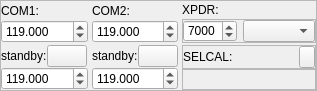
Above: src/blackgui/components/cockpitcomcomponent.ui from swift-project/pilotclient before the change. Below: the same form after it.
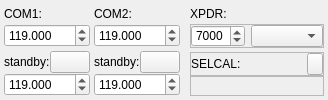
That is the form after the change. Icons and pictures are not drawn. Custom widgets are drawn as their Qt base class.

Commit message: Cockpit UI finetuning

The edit to the form file:
```diff
--- a/src/blackgui/components/cockpitcomcomponent.ui
+++ b/src/blackgui/components/cockpitcomcomponent.ui
@@ -2,147 +2,52 @@
 <ui version="4.0">
  <class>CCockpitMainComponent</class>
  <widget class="QFrame" name="CCockpitMainComponent">
-  <property name="geometry">
-   <rect>
-    <x>0</x>
-    <y>0</y>
-    <width>317</width>
-    <height>91</height>
-   </rect>
-  </property>
   <property name="windowTitle">
    <string>Cockpit COM</string>
   </property>
+  <property name="lineWidth">
+   <number>0</number>
+  </property>
+  <layout class="QHBoxLayout" name="hl_Cockpit" stretch="1,2">
+   <property name="leftMargin">
+    <number>2</number>
+   </property>
+   <property name="topMargin">
+    <number>2</number>
+   </property>
+   <property name="rightMargin">
+    <number>2</number>
+   </property>
+   <property name="bottomMargin">
+    <number>2</number>
+   </property>
+   <item>
+    <widget class="QFrame" name="fr_Com">
   <property name="frameShape">
-   <enum>QFrame::StyledPanel</enum>
+      <enum>QFrame::NoFrame</enum>
   </property>
   <property name="frameShadow">
-   <enum>QFrame::Raised</enum>
-  </property>
-  <layout class="QVBoxLayout" name="vl_CockpitMainCockpit">
+      <enum>QFrame::Plain</enum>
+     </property>
+     <property name="lineWidth">
+      <number>0</number>
+     </property>
+     <layout class="QGridLayout" name="gl_Com">
+      <property name="leftMargin">
+       <number>2</number>
+      </property>
+      <property name="topMargin">
+       <number>2</number>
+      </property>
+      <property name="rightMargin">
+       <number>2</number>
+      </property>
+      <property name="bottomMargin">
+       <number>2</number>
+      </property>
    <property name="spacing">
-    <number>0</number>
-   </property>
-   <property name="leftMargin">
-    <number>0</number>
-   </property>
-   <property name="topMargin">
-    <number>0</number>
-   </property>
-   <property name="rightMargin">
-    <number>0</number>
-   </property>
-   <property name="bottomMargin">
-    <number>0</number>
-   </property>
-   <item>
-    <layout class="QGridLayout" name="gl_ComPanel">
-     <property name="sizeConstraint">
-      <enum>QLayout::SetDefaultConstraint</enum>
-     </property>
-     <property name="horizontalSpacing">
       <number>4</number>
      </property>
-     <property name="verticalSpacing">
-      <number>2</number>
-     </property>
-     <item row="2" column="2">
-      <widget class="QWidget" name="qw_ComPanelSelcal" native="true">
-       <layout class="QGridLayout" name="gl_ComPanelSelect">
-        <property name="leftMargin">
-         <number>0</number>
-        </property>
-        <property name="topMargin">
-         <number>0</number>
-        </property>
-        <property name="rightMargin">
-         <number>0</number>
-        </property>
-        <property name="bottomMargin">
-         <number>0</number>
-        </property>
-        <property name="verticalSpacing">
-         <number>0</number>
-        </property>
-        <item row="1" column="0" colspan="2">
-         <widget class="BlackGui::Components::CSelcalCodeSelector" name="frp_ComPanelSelcalBottom">
-          <property name="frameShape">
-           <enum>QFrame::StyledPanel</enum>
-          </property>
-          <property name="frameShadow">
-           <enum>QFrame::Raised</enum>
-          </property>
-         </widget>
-        </item>
-        <item row="0" column="0" colspan="2">
-         <widget class="QFrame" name="fr_ComPanelSelcalTop">
-          <property name="frameShape">
-           <enum>QFrame::StyledPanel</enum>
-          </property>
-          <property name="frameShadow">
-           <enum>QFrame::Raised</enum>
-          </property>
-          <layout class="QHBoxLayout" name="hl_ComPanelSelcalTop">
-           <property name="spacing">
-            <number>0</number>
-           </property>
-           <property name="leftMargin">
-            <number>0</number>
-           </property>
-           <property name="topMargin">
-            <number>0</number>
-           </property>
-           <property name="rightMargin">
-            <number>0</number>
-           </property>
-           <property name="bottomMargin">
-            <number>0</number>
-           </property>
-           <item>
-            <widget class="QLabel" name="lbl_ComSelcalSelcal">
-             <property name="sizePolicy">
-              <sizepolicy hsizetype="Maximum" vsizetype="Preferred">
-               <horstretch>0</horstretch>
-               <verstretch>0</verstretch>
-              </sizepolicy>
-             </property>
-             <property name="text">
-              <string>SELCAL:</string>
-             </property>
-            </widget>
-           </item>
-           <item alignment="Qt::AlignRight">
-            <widget class="QPushButton" name="pb_ComPanelSelcalTest">
-             <property name="sizePolicy">
-              <sizepolicy hsizetype="Maximum" vsizetype="Maximum">
-               <horstretch>0</horstretch>
-               <verstretch>0</verstretch>
-              </sizepolicy>
-             </property>
-             <property name="maximumSize">
-              <size>
-               <width>16</width>
-               <height>16777215</height>
-              </size>
-             </property>
-             <property name="toolTip">
-              <string>test SELCAL</string>
-             </property>
-             <property name="text">
-              <string/>
-             </property>
-             <property name="icon">
-              <iconset resource="../../blackmisc/blackmisc.qrc">
-               <normaloff>:/diagona/icons/diagona/icons/speaker-volume.png</normaloff>:/diagona/icons/diagona/icons/speaker-volume.png</iconset>
-             </property>
-            </widget>
-           </item>
-          </layout>
-         </widget>
-        </item>
-       </layout>
-      </widget>
-     </item>
      <item row="0" column="1">
       <widget class="QWidget" name="qw_ComPanelCom2Active" native="true">
        <layout class="QGridLayout" name="gl_ComPanelCom2Active">
@@ -179,24 +84,6 @@
         </item>
         <item row="1" column="0" colspan="2">
          <widget class="QDoubleSpinBox" name="ds_ComPanelCom2Active">
-          <property name="sizePolicy">
-           <sizepolicy hsizetype="Preferred" vsizetype="Maximum">
-            <horstretch>0</horstretch>
-            <verstretch>0</verstretch>
-           </sizepolicy>
-          </property>
-          <property name="minimumSize">
-           <size>
-            <width>0</width>
-            <height>0</height>
-           </size>
-          </property>
-          <property name="maximumSize">
-           <size>
-            <width>16777215</width>
-            <height>16777215</height>
-           </size>
-          </property>
           <property name="decimals">
            <number>3</number>
           </property>
@@ -220,7 +107,7 @@
        </layout>
       </widget>
      </item>
-     <item row="2" column="0">
+      <item row="1" column="0">
       <widget class="QWidget" name="qw_ComPanelCom1Standby" native="true">
        <layout class="QGridLayout" name="gl_ComPanelCom1Standby">
         <property name="leftMargin">
@@ -240,12 +127,6 @@
         </property>
         <item row="0" column="0">
          <widget class="QLabel" name="lbl_ComPanelCom1Standby">
-          <property name="sizePolicy">
-           <sizepolicy hsizetype="Preferred" vsizetype="Preferred">
-            <horstretch>0</horstretch>
-            <verstretch>0</verstretch>
-           </sizepolicy>
-          </property>
           <property name="text">
            <string>standby:</string>
           </property>
@@ -287,7 +168,66 @@
        </layout>
       </widget>
      </item>
-     <item row="2" column="1">
+      <item row="0" column="0">
+       <widget class="QWidget" name="qw_ComPanelCom1Active" native="true">
+        <layout class="QGridLayout" name="gl_ComPanelCom1Active">
+         <property name="leftMargin">
+          <number>0</number>
+         </property>
+         <property name="topMargin">
+          <number>0</number>
+         </property>
+         <property name="rightMargin">
+          <number>0</number>
+         </property>
+         <property name="bottomMargin">
+          <number>0</number>
+         </property>
+         <property name="spacing">
+          <number>0</number>
+         </property>
+         <item row="0" column="0">
+          <widget class="QLabel" name="lbl_ComPanelCom1Active">
+           <property name="sizePolicy">
+            <sizepolicy hsizetype="Preferred" vsizetype="Preferred">
+             <horstretch>0</horstretch>
+             <verstretch>0</verstretch>
+            </sizepolicy>
+           </property>
+           <property name="text">
+            <string>COM1:</string>
+           </property>
+           <property name="buddy">
+            <cstring>qw_ComPanelCom1Active</cstring>
+           </property>
+          </widget>
+         </item>
+         <item row="1" column="0" colspan="2">
+          <widget class="QDoubleSpinBox" name="ds_ComPanelCom1Active">
+           <property name="decimals">
+            <number>3</number>
+           </property>
+           <property name="minimum">
+            <double>118.000000000000000</double>
+           </property>
+           <property name="maximum">
+            <double>136.974999999999994</double>
+           </property>
+           <property name="singleStep">
+            <double>0.025000000000000</double>
+           </property>
+           <property name="value">
+            <double>119.000000000000000</double>
+           </property>
+          </widget>
+         </item>
+         <item row="0" column="1" alignment="Qt::AlignHCenter">
+          <widget class="BlackGui::CLedWidget" name="led_ComPanelCom1" native="true"/>
+         </item>
+        </layout>
+       </widget>
+      </item>
+      <item row="1" column="1">
       <widget class="QWidget" name="qw_ComPanelCom2Standby" native="true">
        <layout class="QGridLayout" name="gl_ComPanelCom2Standby">
         <property name="leftMargin">
@@ -334,24 +274,6 @@
         </item>
         <item row="1" column="0" colspan="2">
          <widget class="QDoubleSpinBox" name="ds_ComPanelCom2Standby">
-          <property name="sizePolicy">
-           <sizepolicy hsizetype="Preferred" vsizetype="Maximum">
-            <horstretch>0</horstretch>
-            <verstretch>0</verstretch>
-           </sizepolicy>
-          </property>
-          <property name="minimumSize">
-           <size>
-            <width>0</width>
-            <height>0</height>
-           </size>
-          </property>
-          <property name="maximumSize">
-           <size>
-            <width>16777215</width>
-            <height>16777215</height>
-           </size>
-          </property>
           <property name="decimals">
            <number>3</number>
           </property>
@@ -372,7 +294,31 @@
        </layout>
       </widget>
      </item>
-     <item row="0" column="2">
+     </layout>
+    </widget>
+   </item>
+   <item>
+    <widget class="QFrame" name="fr_Xpdr">
+     <property name="lineWidth">
+      <number>0</number>
+     </property>
+     <layout class="QGridLayout" name="gl_Xpdr">
+      <property name="leftMargin">
+       <number>2</number>
+      </property>
+      <property name="topMargin">
+       <number>2</number>
+      </property>
+      <property name="rightMargin">
+       <number>2</number>
+      </property>
+      <property name="bottomMargin">
+       <number>2</number>
+      </property>
+      <property name="spacing">
+       <number>4</number>
+      </property>
+      <item row="0" column="0">
       <widget class="QWidget" name="qw_ComPanelTransponder" native="true">
        <layout class="QGridLayout" name="gl_ComPanelTransponderTop">
         <property name="leftMargin">
@@ -439,12 +385,6 @@
            </property>
            <item>
             <widget class="BlackGui::Components::CTransponderCodeSpinBox" name="sbp_ComPanelTransponder">
-             <property name="sizePolicy">
-              <sizepolicy hsizetype="Preferred" vsizetype="Maximum">
-               <horstretch>0</horstretch>
-               <verstretch>0</verstretch>
-              </sizepolicy>
-             </property>
              <property name="minimumSize">
               <size>
                <width>0</width>
@@ -468,9 +408,9 @@
        </layout>
       </widget>
      </item>
-     <item row="0" column="0">
-      <widget class="QWidget" name="qw_ComPanelCom1Active" native="true">
-       <layout class="QGridLayout" name="gl_ComPanelCom1Active">
+      <item row="1" column="0">
+       <widget class="QWidget" name="qw_ComPanelSelcal" native="true">
+        <layout class="QGridLayout" name="gl_ComPanelSelect">
         <property name="leftMargin">
          <number>0</number>
         </property>
@@ -483,69 +423,90 @@
         <property name="bottomMargin">
          <number>0</number>
         </property>
-        <property name="spacing">
+         <property name="verticalSpacing">
          <number>0</number>
         </property>
         <item row="1" column="0" colspan="2">
-         <widget class="QDoubleSpinBox" name="ds_ComPanelCom1Active">
+          <widget class="BlackGui::Components::CSelcalCodeSelector" name="frp_ComPanelSelcalBottom">
+           <property name="frameShape">
+            <enum>QFrame::StyledPanel</enum>
+           </property>
+           <property name="frameShadow">
+            <enum>QFrame::Raised</enum>
+           </property>
+          </widget>
+         </item>
+         <item row="0" column="0" colspan="2">
+          <widget class="QFrame" name="fr_ComPanelSelcalTop">
+           <property name="frameShape">
+            <enum>QFrame::StyledPanel</enum>
+           </property>
+           <property name="frameShadow">
+            <enum>QFrame::Raised</enum>
+           </property>
+           <layout class="QHBoxLayout" name="hl_ComPanelSelcalTop">
+            <property name="spacing">
+             <number>0</number>
+            </property>
+            <property name="leftMargin">
+             <number>0</number>
+            </property>
+            <property name="topMargin">
+             <number>0</number>
+            </property>
+            <property name="rightMargin">
+             <number>0</number>
+            </property>
+            <property name="bottomMargin">
+             <number>0</number>
+            </property>
+            <item>
+             <widget class="QLabel" name="lbl_ComSelcalSelcal">
           <property name="sizePolicy">
-           <sizepolicy hsizetype="Preferred" vsizetype="Maximum">
+               <sizepolicy hsizetype="Maximum" vsizetype="Preferred">
             <horstretch>0</horstretch>
             <verstretch>0</verstretch>
            </sizepolicy>
           </property>
-          <property name="minimumSize">
-           <size>
-            <width>0</width>
-            <height>0</height>
-           </size>
+              <property name="text">
+               <string>SELCAL:</string>
+              </property>
+             </widget>
+            </item>
+            <item alignment="Qt::AlignRight">
+             <widget class="QPushButton" name="pb_ComPanelSelcalTest">
+              <property name="sizePolicy">
+               <sizepolicy hsizetype="Maximum" vsizetype="Maximum">
+                <horstretch>0</horstretch>
+                <verstretch>0</verstretch>
+               </sizepolicy>
           </property>
           <property name="maximumSize">
            <size>
-            <width>16777215</width>
+                <width>16</width>
             <height>16777215</height>
            </size>
           </property>
-          <property name="decimals">
-           <number>3</number>
-          </property>
-          <property name="minimum">
-           <double>118.000000000000000</double>
-          </property>
-          <property name="maximum">
-           <double>136.974999999999994</double>
-          </property>
-          <property name="singleStep">
-           <double>0.025000000000000</double>
-          </property>
-          <property name="value">
-           <double>119.000000000000000</double>
-          </property>
-         </widget>
-        </item>
-        <item row="0" column="0">
-         <widget class="QLabel" name="lbl_ComPanelCom1Active">
-          <property name="sizePolicy">
-           <sizepolicy hsizetype="Preferred" vsizetype="Preferred">
-            <horstretch>0</horstretch>
-            <verstretch>0</verstretch>
-           </sizepolicy>
+              <property name="toolTip">
+               <string>test SELCAL</string>
           </property>
           <property name="text">
-           <string>COM1:</string>
-          </property>
-          <property name="buddy">
-           <cstring>qw_ComPanelCom1Active</cstring>
+               <string/>
+              </property>
+              <property name="icon">
+               <iconset resource="../../blackmisc/blackmisc.qrc">
+                <normaloff>:/diagona/icons/diagona/icons/speaker-volume.png</normaloff>:/diagona/icons/diagona/icons/speaker-volume.png</iconset>
           </property>
          </widget>
         </item>
-        <item row="0" column="1" alignment="Qt::AlignHCenter">
-         <widget class="BlackGui::CLedWidget" name="led_ComPanelCom1" native="true"/>
+           </layout>
+          </widget>
         </item>
        </layout>
       </widget>
      </item>
     </layout>
+    </widget>
    </item>
   </layout>
  </widget>
```
Lines whose indentation alone changed are shown as unchanged. The commit also changes 1 other file.
